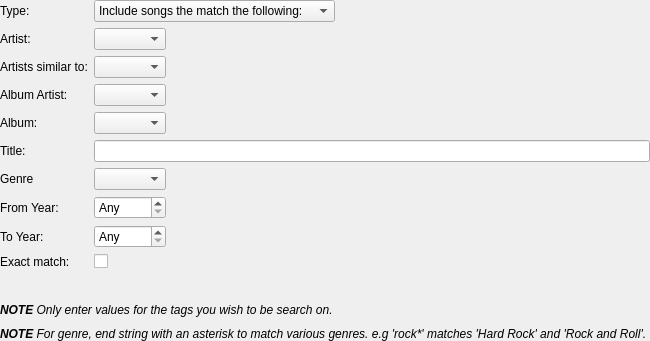
Qt form dynamic/dynamicrule.ui (polpo/cantata-mac) before a commit.
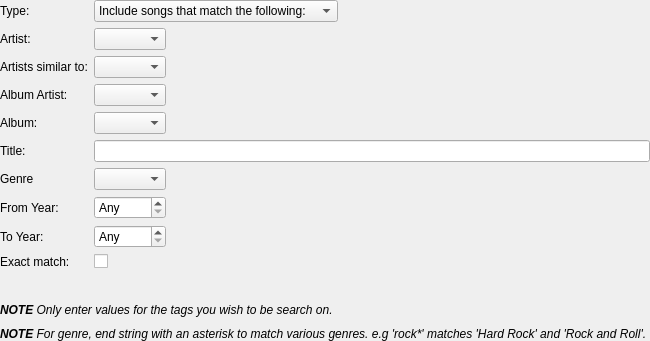
The same form after that commit. Custom widgets are drawn as their Qt base class.

Commit message: s/songs the match/songs that match/g

Diff of the .ui file:
```diff
--- a/dynamic/dynamicrule.ui
+++ b/dynamic/dynamicrule.ui
@@ -157,12 +157,12 @@
       <widget class="QComboBox" name="typeCombo">
        <item>
         <property name="text">
-         <string>Include songs the match the following:</string>
+         <string>Include songs that match the following:</string>
         </property>
        </item>
        <item>
         <property name="text">
-         <string>Exclude songs the match the following:</string>
+         <string>Exclude songs that match the following:</string>
         </property>
        </item>
       </widget>
```
